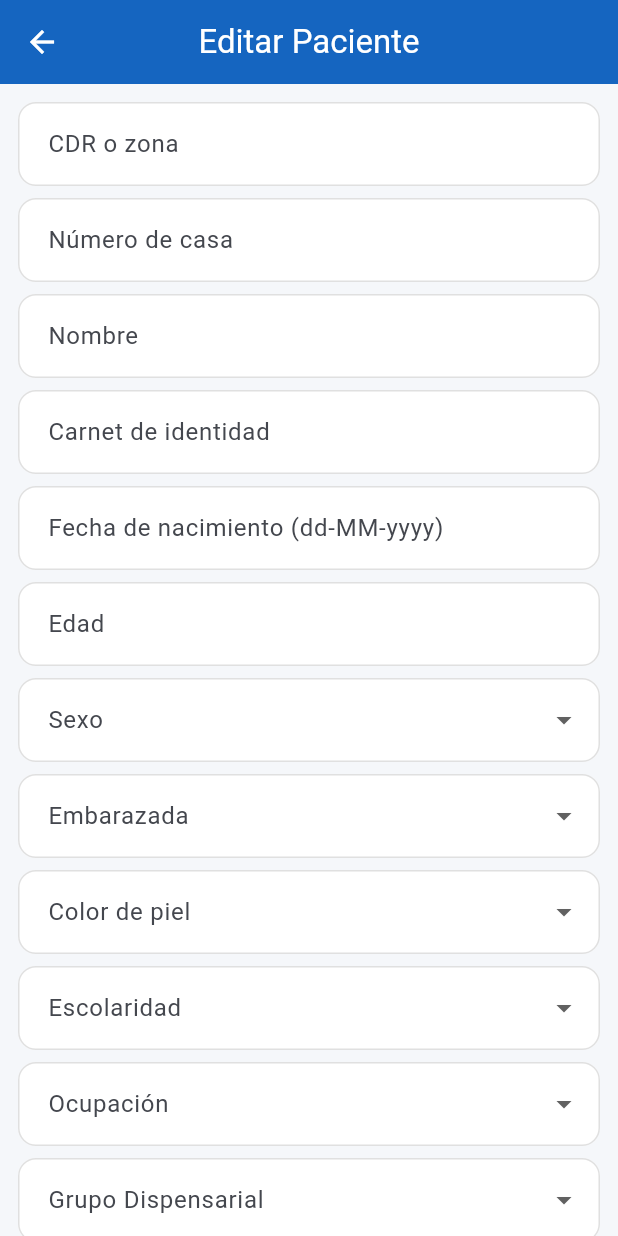
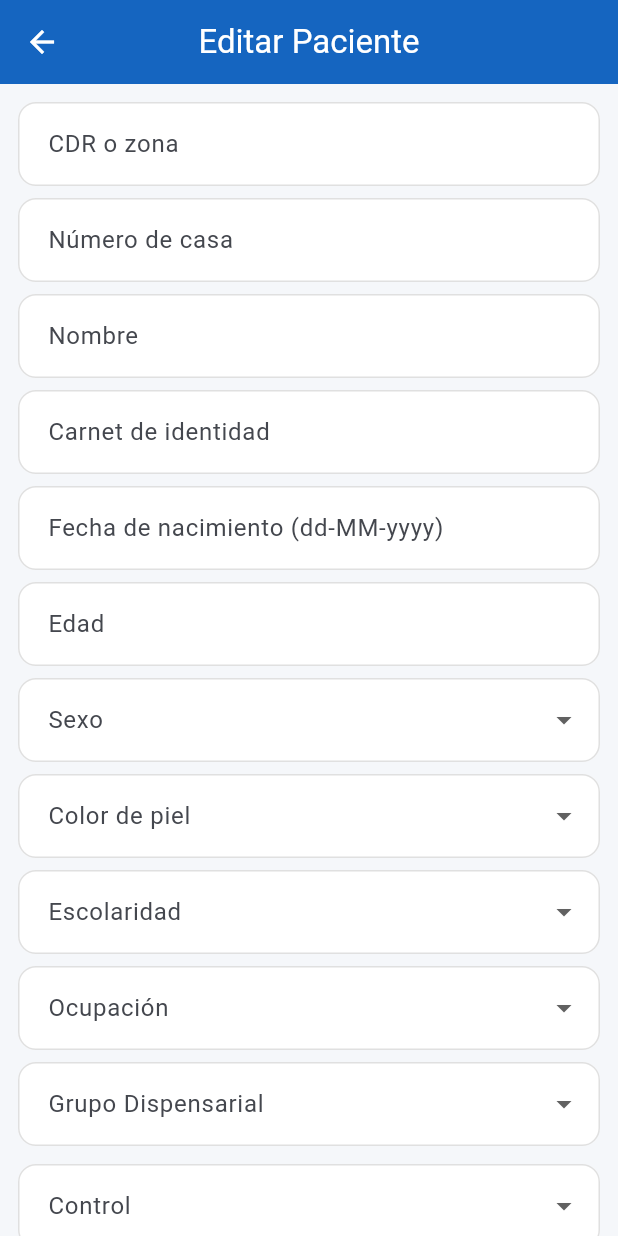
Before and after one commit to Delgado74/control_pacientes, a Flutter app: the EditarPacienteScreen screen opened directly with empty values, on a phone screen of 412 x 824 dp. Run offline on Flutter 3.47's test engine with Material 3 defaults, Android fonts, the phone set to English and light mode, and no system bars; our stand-ins replace file_picker, share_plus, sqflite, sqflite_common_ffi; missing offline and left inert: excel; accounts and stored records are empty.

Commit message:
Fix: reset de embarazada al cambiar sexo, validator obligatorio y PDF ocultarTotal

```diff
--- a/lib/screens/paciente_screen.dart
+++ b/lib/screens/paciente_screen.dart
@@ -852,6 +852,7 @@ class EditarPacienteScreen extends StatefulWidget {
 
 class _EditarPacienteScreenState extends State<EditarPacienteScreen> {
   final db = DatabaseHelper.instance;
+  final _formKey = GlobalKey<FormState>();
 
   late TextEditingController cdrController;
   late TextEditingController numeroCasaController;
@@ -994,6 +995,7 @@ class _EditarPacienteScreenState extends State<EditarPacienteScreen> {
   }
 
   Future<void> _guardarEdicion() async {
+    if (!_formKey.currentState!.validate()) return;
     final id = widget.paciente['id'];
     Map<String, dynamic> pacienteMap = {
       'cdr': cdrController.text.trim(),
@@ -1051,6 +1053,8 @@ class _EditarPacienteScreenState extends State<EditarPacienteScreen> {
       appBar: AppBar(title: const Text('Editar Paciente')),
       body: SingleChildScrollView(
         padding: const EdgeInsets.all(12.0),
+        child: Form(
+          key: _formKey,
           child: Column(
             children: [
               TextField(
@@ -1091,7 +1095,8 @@ class _EditarPacienteScreenState extends State<EditarPacienteScreen> {
                     DateTime hoy = DateTime.now();
                     int edad = hoy.year - fecha.year;
                     if (hoy.month < fecha.month ||
-                      (hoy.month == fecha.month && hoy.day < fecha.day)) edad--;
+                        (hoy.month == fecha.month && hoy.day < fecha.day))
+                      edad--;
                     edadController.text = edad.toString();
                   } catch (_) {}
                 },
@@ -1110,9 +1115,16 @@ class _EditarPacienteScreenState extends State<EditarPacienteScreen> {
                 items: ['Masculino', 'Femenino']
                     .map((s) => DropdownMenuItem(value: s, child: Text(s)))
                     .toList(),
-              onChanged: (v) => setState(() => sexo = v),
-            ),
-            const SizedBox(height: 8),
+                onChanged: (v) => setState(() {
+                  sexo = v;
+                  if (sexo != "Femenino") {
+                    embarazada = null;
+                  }
+                }),
+                validator: (val) => val == null ? "Seleccione un sexo" : null,
+              ),
+              const SizedBox(height: 8),
+              if (sexo == "Femenino")
                 DropdownButtonFormField<String>(
                   decoration: const InputDecoration(
                       labelText: "Embarazada", border: OutlineInputBorder()),
@@ -1122,7 +1134,7 @@ class _EditarPacienteScreenState extends State<EditarPacienteScreen> {
                       .toList(),
                   onChanged: (v) => setState(() => embarazada = v),
                 ),
-            const SizedBox(height: 8),
+              if (sexo == "Femenino") const SizedBox(height: 8),
               DropdownButtonFormField<String>(
                 decoration: const InputDecoration(
                     labelText: "Color de piel", border: OutlineInputBorder()),
@@ -1148,7 +1160,7 @@ class _EditarPacienteScreenState extends State<EditarPacienteScreen> {
                     labelText: "Ocupación", border: OutlineInputBorder()),
                 initialValue: ocupacion,
                 items: [
-                'C INFANTIL',
+                  'C Infantil',
                   'NAHO',
                   'Estudia',
                   'Trabaja',
@@ -1157,7 +1169,9 @@ class _EditarPacienteScreenState extends State<EditarPacienteScreen> {
                   'Jubilado',
                   'Recluso',
                   'Desocupado'
-              ].map((o) => DropdownMenuItem(value: o, child: Text(o))).toList(),
+                ]
+                    .map((o) => DropdownMenuItem(value: o, child: Text(o)))
+                    .toList(),
                 onChanged: (v) => setState(() => ocupacion = v),
               ),
               const SizedBox(height: 8),
@@ -1189,7 +1203,9 @@ class _EditarPacienteScreenState extends State<EditarPacienteScreen> {
                   'Octubre',
                   'Noviembre',
                   'Diciembre'
-              ].map((o) => DropdownMenuItem(value: o, child: Text(o))).toList(),
+                ]
+                    .map((o) => DropdownMenuItem(value: o, child: Text(o)))
+                    .toList(),
                 onChanged: (v) => setState(() => control = v),
               ),
               const SizedBox(height: 8),
@@ -1219,7 +1235,9 @@ class _EditarPacienteScreenState extends State<EditarPacienteScreen> {
                   'Ambiental',
                   'Social',
                   'Masculino'
-              ].map((o) => DropdownMenuItem(value: o, child: Text(o))).toList(),
+                ]
+                    .map((o) => DropdownMenuItem(value: o, child: Text(o)))
+                    .toList(),
                 onChanged: (v) => setState(() => riesgoPreconcepcional = v),
               ),
               const SizedBox(height: 8),
@@ -1234,7 +1252,9 @@ class _EditarPacienteScreenState extends State<EditarPacienteScreen> {
                   'Implantes',
                   'DIU',
                   'Condon'
-              ].map((o) => DropdownMenuItem(value: o, child: Text(o))).toList(),
+                ]
+                    .map((o) => DropdownMenuItem(value: o, child: Text(o)))
+                    .toList(),
                 onChanged: (v) => setState(() => controlRpc = v),
               ),
               const SizedBox(height: 8),
@@ -1280,6 +1300,7 @@ class _EditarPacienteScreenState extends State<EditarPacienteScreen> {
                 label: const Text("Guardar cambios"),
               ),
             ],
+          ),
         ),
       ),
     );
```
Also changed, not shown: lib/screens/resumen_pacientes_screen.dart (+13 -8 lines). Lines whose indentation alone changed are shown as unchanged.
